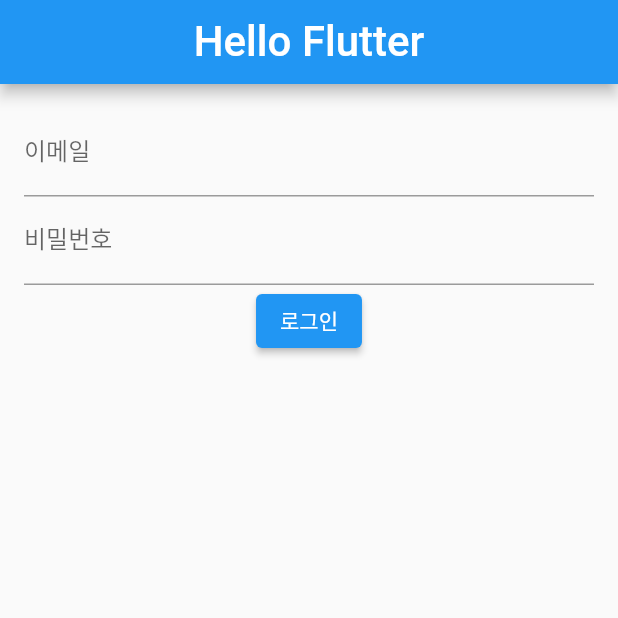
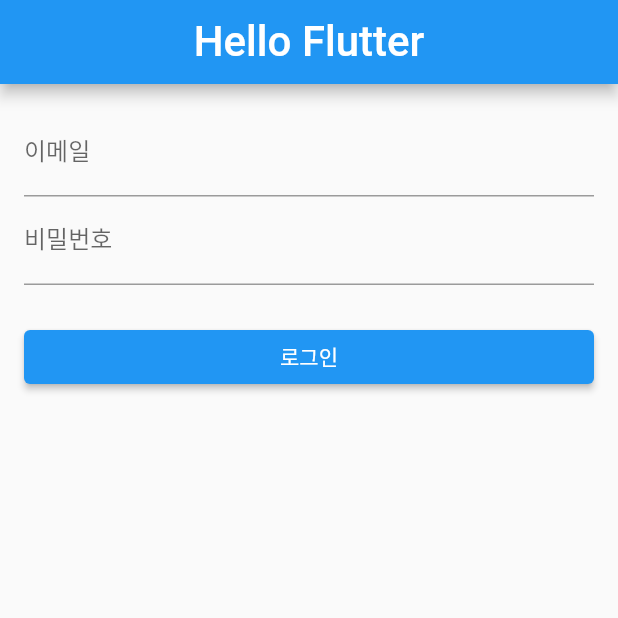
Before and after one commit to mamulee/hello_flutter, a Flutter app: the screen it shows after launch, on a phone screen of 412 x 824 dp, the top half of it. Run offline on Flutter 3.47's test engine with Material 2 defaults, Android fonts, the phone set to English and light mode, and no system bars.

Commit message:
container

```diff
--- a/lib/main.dart
+++ b/lib/main.dart
@@ -30,7 +30,10 @@ class MyApp extends StatelessWidget {
                 obscureText: true,
                 decoration: InputDecoration(labelText: "비밀번호"),
               ),
-              ElevatedButton(onPressed: () {}, child: Text('로그인'))
+              Container(
+                  width: double.infinity,
+                  margin: EdgeInsets.only(top: 24),
+                  child: ElevatedButton(onPressed: () {}, child: Text('로그인')))
             ],
           ),
         ),
```
